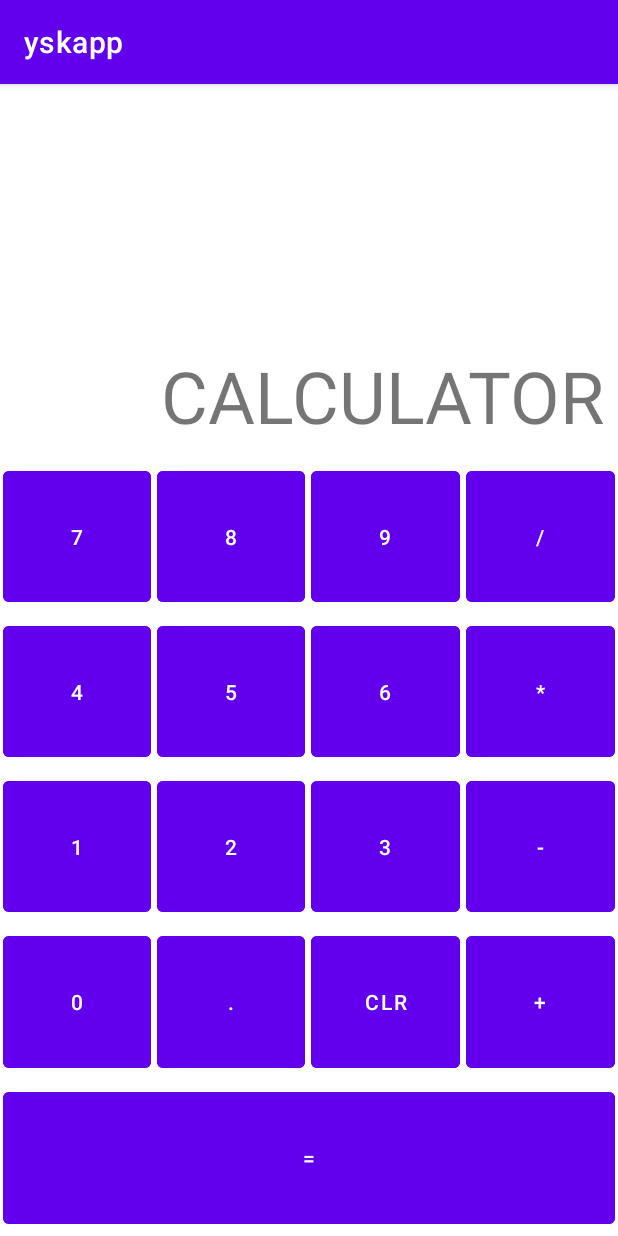
After one commit to ysk423/yskapp, an Android app: the CalculatorActivity screen opened directly, with no data from a screen before it, on a phone screen of 412 x 824 dp. The commit adds this screen. Run offline under Robolectric (Android 15) with nearby library versions, the phone set to English and light mode, and no system bars.

Commit message:
add calculate feature

```diff
--- /dev/null
+++ b/app/src/main/java/com/ysk423/yskapp/CalculatorActivity.kt
@@ -0,0 +1,148 @@
+package com.ysk423.yskapp
+
+import androidx.appcompat.app.AppCompatActivity
+import android.os.Bundle
+import android.view.View
+import android.widget.Button
+import android.widget.TextView
+
+class CalculatorActivity : AppCompatActivity() {
+
+    private var tvCalculatorInput: TextView? = null
+
+    //Represent whether the lastly pressed key is numeric or not
+    var lastCalculatorNumeric: Boolean = false
+
+    //If true, do not allow to add another DOT
+    var lastCalculatorDot: Boolean = false
+
+    override fun onCreate(savedInstanceState: Bundle?) {
+        super.onCreate(savedInstanceState)
+        setContentView(R.layout.activity_calculator)
+
+        tvCalculatorInput = findViewById(R.id.tvCalculatorInput)
+
+    }
+
+    fun onCalculatorDigit(view: View){
+        tvCalculatorInput?.append((view as Button).text)
+        lastCalculatorNumeric = true
+
+    }
+
+    fun onCalculatorClear(view: View){
+        tvCalculatorInput?.text=""
+        lastCalculatorNumeric = false
+        lastCalculatorDot = false
+    }
+
+    fun onCalculatorDecimalPoint(view: View){
+        if(lastCalculatorNumeric && !lastCalculatorDot){
+            tvCalculatorInput?.append(".")
+            lastCalculatorNumeric = false
+            lastCalculatorDot = true
+        }
+    }
+
+    fun onCalculatorOperator(view: View){
+        tvCalculatorInput?.text?.let{
+            if(tvCalculatorInput?.text?.isEmpty()!!){
+                if((view as Button).text == "-"){
+                    tvCalculatorInput?.append((view as Button).text)
+                    lastCalculatorNumeric = false
+                    lastCalculatorDot = false
+                }
+            }else if(lastCalculatorNumeric && !iscalculatorOperatorAdded(it.toString())){
+                tvCalculatorInput?.append((view as Button).text)
+                lastCalculatorNumeric = false
+                lastCalculatorDot = false
+            }
+        }
+    }
+
+    fun onCalculatorEqual(view: View){
+        if(lastCalculatorNumeric){
+            var tvCalculatorValue = tvCalculatorInput?.text.toString()
+            var prefix = ""
+
+            try{
+                if(tvCalculatorValue.startsWith("-")){
+                    prefix ="-"
+                    tvCalculatorValue = tvCalculatorValue.substring(1)
+                }
+
+                if(tvCalculatorValue.contains("-")){
+                    val splitValue = tvCalculatorValue.split("-")
+                    var one = splitValue[0]
+                    val two = splitValue[1]
+
+                    if(prefix.isNotEmpty()){
+                        one = prefix + one
+                    }
+
+                    tvCalculatorInput?.text = calculatorRemoveZeroAfterDot((one.toDouble()-two.toDouble()).toString())
+
+
+                }else if(tvCalculatorValue.contains("+")){
+                    val splitValue = tvCalculatorValue.split("+")
+                    var one = splitValue[0]
+                    val two = splitValue[1]
+
+                    if(prefix.isNotEmpty()){
+                        one = prefix + one
+                    }
+
+                    tvCalculatorInput?.text = calculatorRemoveZeroAfterDot((one.toDouble()+two.toDouble()).toString())
+
+
+
+                }else if(tvCalculatorValue.contains("/")){
+                    val splitValue = tvCalculatorValue.split("/")
+                    var one = splitValue[0]
+                    val two = splitValue[1]
+
+                    if(prefix.isNotEmpty()){
+                        one = prefix + one
+                    }
+
+                    tvCalculatorInput?.text = calculatorRemoveZeroAfterDot((one.toDouble()/two.toDouble()).toString())
+
+
+                }else if(tvCalculatorValue.contains("*")){
+                    val splitValue = tvCalculatorValue.split("*")
+                    var one = splitValue[0]
+                    val two = splitValue[1]
+
+                    if(prefix.isNotEmpty()){
+                        one = prefix + one
+                    }
+
+                    tvCalculatorInput?.text = calculatorRemoveZeroAfterDot((one.toDouble()*two.toDouble()).toString())
+
+                }
+
+            }catch(e:ArithmeticException){
+                e.printStackTrace()
+            }
+        }
+    }
+
+    fun calculatorRemoveZeroAfterDot(result: String):String{
+        var value = result
+        if(result.contains(".0"))
+            value = result.substring(0, result.length-2)
+        return value
+    }
+
+    fun iscalculatorOperatorAdded(value: String):Boolean{
+        return if (value.startsWith("-")){
+            false
+        }else {
+            (value.contains("/"))
+                    ||(value.contains("*"))
+                    ||(value.contains("-"))
+                    ||(value.contains("+"))
+        }
+    }
+
+}
--- a/app/src/main/java/com/ysk423/yskapp/MainRecyclerAdapter.kt
+++ b/app/src/main/java/com/ysk423/yskapp/MainRecyclerAdapter.kt
@@ -19,7 +19,7 @@ class MainRecyclerAdapter(var mContext: Context):
         "Paint",//position 3
         "Music",//position 4
         "CalculateYourAge",//position 5
-        "tool7",//position 6
+        "Calculator",//position 6
         "tool8",//position 7
         "tool9",//position 8
         "tool10",//position 9
@@ -62,6 +62,7 @@ class MainRecyclerAdapter(var mContext: Context):
                     3 -> mContext.startActivity(Intent(mContext,PaintActivity::class.java))
                     4 -> mContext.startActivity(Intent(mContext,BackgroundMusicActivity::class.java))
                     5 -> mContext.startActivity(Intent(mContext,CalculateYourAgeActivity::class.java))
+                    6 -> mContext.startActivity(Intent(mContext,CalculatorActivity::class.java))
                     //position -> mContext.startActivity(Intent(mContext,ActivityName::class.java))
 
                     else ->mContext.startActivity(Intent(mContext,OutOfServiceActivity::class.java))
--- /dev/null
+++ b/app/src/main/res/layout/activity_calculator.xml
@@ -0,0 +1,281 @@
+<?xml version="1.0" encoding="utf-8"?>
+<LinearLayout xmlns:android="http://schemas.android.com/apk/res/android"
+    xmlns:tools="http://schemas.android.com/tools"
+    android:layout_width="match_parent"
+    android:layout_height="match_parent"
+    tools:context=".CalculatorActivity"
+    android:orientation="vertical"
+    >
+
+
+    <TextView
+        android:id="@+id/tvCalculatorInput"
+        android:layout_width="match_parent"
+        android:layout_height="250dp"
+        android:gravity="end|bottom"
+        android:padding="10dp"
+        android:text="@string/calculator_text"
+        android:textSize="48sp"
+        />
+
+    <LinearLayout
+        android:layout_width="match_parent"
+        android:layout_height="wrap_content"
+        android:layout_weight="1"
+        android:orientation="horizontal">
+
+        <Button
+            android:id="@+id/btnCalculator7"
+
+            android:layout_width="0dp"
+            android:layout_height="match_parent"
+            android:layout_margin="2dp"
+            android:layout_weight="1"
+            android:text="@string/_7"
+            android:onClick="onCalculatorDigit"
+            android:backgroundTint="@color/purple_500"
+            android:textColor="@color/white"
+            style="?android:attr/buttonBarButtonStyle"
+            tools:ignore="NestedWeights" />
+
+        <Button
+            android:id="@+id/btnCalculator8"
+            android:layout_width="0dp"
+            android:layout_height="match_parent"
+            android:layout_margin="2dp"
+            android:layout_weight="1"
+            android:text="@string/_8"
+            android:onClick="onCalculatorDigit"
+            android:backgroundTint="@color/purple_500"
+            android:textColor="@color/white"
+            style="?android:attr/buttonBarButtonStyle"/>
+
+        <Button
+            android:id="@+id/btnCalculator9"
+            android:layout_width="0dp"
+            android:layout_height="match_parent"
+            android:layout_margin="2dp"
+            android:layout_weight="1"
+            android:text="@string/_9"
+            android:onClick="onCalculatorDigit"
+            android:backgroundTint="@color/purple_500"
+            android:textColor="@color/white"
+            style="?android:attr/buttonBarButtonStyle"/>
+
+        <Button
+            android:id="@+id/btnCalculatorDivide"
+            android:layout_width="0dp"
+            android:layout_height="match_parent"
+            android:layout_margin="2dp"
+            android:layout_weight="1"
+            android:text="@string/divide"
+            android:onClick="onCalculatorOperator"
+            android:backgroundTint="@color/purple_500"
+            android:textColor="@color/white"
+            style="?android:attr/buttonBarButtonStyle"/>
+
+    </LinearLayout>
+
+    <LinearLayout
+        android:layout_width="match_parent"
+        android:layout_height="wrap_content"
+        android:orientation="horizontal"
+        android:layout_weight="1">
+
+        <Button
+            android:id="@+id/btnCalculator4"
+            android:layout_margin="2dp"
+            android:layout_width="0dp"
+            android:layout_height="match_parent"
+            android:layout_weight="1"
+            android:text="@string/_4"
+            android:onClick="onCalculatorDigit"
+            android:backgroundTint="@color/purple_500"
+            android:textColor="@color/white"
+            style="?android:attr/buttonBarButtonStyle"
+            tools:ignore="NestedWeights" />
+
+        <Button
+            android:id="@+id/btnCalculator5"
+            android:layout_margin="2dp"
+            android:layout_width="0dp"
+            android:layout_height="match_parent"
+            android:layout_weight="1"
+            android:text="@string/_5"
+            android:onClick="onCalculatorDigit"
+            android:backgroundTint="@color/purple_500"
+            android:textColor="@color/white"
+            style="?android:attr/buttonBarButtonStyle"
+            />
+
+        <Button
+            android:id="@+id/btnCalculator6"
+            android:layout_margin="2dp"
+            android:layout_width="0dp"
+            android:layout_height="match_parent"
+            android:layout_weight="1"
+            android:text="@string/_6"
+            android:onClick="onCalculatorDigit"
+            android:backgroundTint="@color/purple_500"
+            android:textColor="@color/white"
+            style="?android:attr/buttonBarButtonStyle"
+            />
+
+        <Button
+            android:id="@+id/btnCalculatorMultiply"
+            android:layout_margin="2dp"
+            android:layout_width="0dp"
+            android:layout_height="match_parent"
+            android:layout_weight="1"
+            android:text="@string/multiply"
+            android:onClick="onCalculatorOperator"
+            android:backgroundTint="@color/purple_500"
+            android:textColor="@color/white"
+            style="?android:attr/buttonBarButtonStyle"
+            />
+
+    </LinearLayout>
+
+    <LinearLayout
+        android:layout_width="match_parent"
+        android:layout_height="wrap_content"
+        android:orientation="horizontal"
+        android:layout_weight="1">
+
+        <Button
+            android:id="@+id/btnCalculator1"
+            android:layout_margin="2dp"
+            android:layout_width="0dp"
+            android:layout_height="match_parent"
+            android:layout_weight="1"
+            android:text="@string/_1"
+            android:onClick="onCalculatorDigit"
+            android:backgroundTint="@color/purple_500"
+            android:textColor="@color/white"
+            style="?android:attr/buttonBarButtonStyle"
+            tools:ignore="NestedWeights" />
+
+        <Button
+            android:id="@+id/btnCalculator2"
+            android:layout_margin="2dp"
+            android:layout_width="0dp"
+            android:layout_height="match_parent"
+            android:layout_weight="1"
+            android:text="@string/_2"
+            android:onClick="onCalculatorDigit"
+            android:backgroundTint="@color/purple_500"
+            android:textColor="@color/white"
+            style="?android:attr/buttonBarButtonStyle"
+            />
+
+        <Button
+            android:id="@+id/btnCalculator3"
+            android:layout_margin="2dp"
+            android:layout_width="0dp"
+            android:layout_height="match_parent"
+            android:layout_weight="1"
+            android:text="@string/_3"
+            android:onClick="onCalculatorDigit"
+            android:backgroundTint="@color/purple_500"
+            android:textColor="@color/white"
+            style="?android:attr/buttonBarButtonStyle"
+            />
+
+        <Button
+            android:id="@+id/btnCalculatorSubtract"
+            android:layout_margin="2dp"
+            android:layout_width="0dp"
+            android:layout_height="match_parent"
+            android:layout_weight="1"
+            android:text="@string/subtract"
+            android:onClick="onCalculatorOperator"
+            android:backgroundTint="@color/purple_500"
+            android:textColor="@color/white"
+            style="?android:attr/buttonBarButtonStyle"
+            />
+
+    </LinearLayout>
+
+    <LinearLayout
+        android:layout_width="match_parent"
+        android:layout_height="wrap_content"
+        android:orientation="horizontal"
+        android:layout_weight="1">
+
+        <Button
+            android:id="@+id/btnCalculator0"
+            android:layout_margin="2dp"
+            android:layout_width="0dp"
+            android:layout_height="match_parent"
+            android:layout_weight="1"
+            android:text="@string/_0"
+            android:onClick="onCalculatorDigit"
+            android:backgroundTint="@color/purple_500"
+            android:textColor="@color/white"
+            style="?android:attr/buttonBarButtonStyle"
+            tools:ignore="NestedWeights" />
+
+        <Button
+            android:id="@+id/btnCalculatorDot"
+            android:layout_margin="2dp"
+            android:layout_width="0dp"
+            android:layout_height="match_parent"
+            android:layout_weight="1"
+            android:text="@string/dot"
+            android:onClick="onCalculatorDecimalPoint"
+            android:backgroundTint="@color/purple_500"
+            android:textColor="@color/white"
+            style="?android:attr/buttonBarButtonStyle"
+            />
+
+        <Button
+            android:id="@+id/btnCalculatorCLR"
+            android:layout_margin="2dp"
+            android:layout_width="0dp"
+            android:layout_height="match_parent"
+            android:layout_weight="1"
+            android:text="@string/clr"
+            android:onClick="onCalculatorClear"
+            android:backgroundTint="@color/purple_500"
+            android:textColor="@color/white"
+            style="?android:attr/buttonBarButtonStyle"
+            />
+
+        <Button
+            android:id="@+id/btnCalculatorPlus"
+            android:layout_margin="2dp"
+            android:layout_width="0dp"
+            android:layout_height="match_parent"
+            android:layout_weight="1"
+            android:text="@string/plus"
+            android:onClick="onCalculatorOperator"
+            android:backgroundTint="@color/purple_500"
+            android:textColor="@color/white"
+            style="?android:attr/buttonBarButtonStyle"
+            />
+
+    </LinearLayout>
+
+    <LinearLayout
+        android:layout_width="match_parent"
+        android:layout_height="wrap_content"
+        android:orientation="horizontal"
+        android:layout_weight="1">
+
+        <Button
+            android:id="@+id/btnCalculatorEqual"
+            android:layout_margin="2dp"
+            android:layout_width="0dp"
+            android:layout_height="match_parent"
+            android:layout_weight="1"
+            android:text="@string/equal"
+            android:onClick="onCalculatorEqual"
+            android:backgroundTint="@color/purple_500"
+            android:textColor="@color/white"
+            style="?android:attr/buttonBarButtonStyle"
+            tools:ignore="NestedWeights" />
+
+    </LinearLayout>
+
+
+</LinearLayout>
--- a/app/src/main/res/values/strings.xml
+++ b/app/src/main/res/values/strings.xml
@@ -1,3 +1,24 @@
 <resources>
     <string name="app_name">yskapp</string>
+
+    <string name="_0">0</string>
+    <string name="_1">1</string>
+    <string name="_2">2</string>
+    <string name="_3">3</string>
+    <string name="_4">4</string>
+    <string name="_5">5</string>
+    <string name="_6">6</string>
+    <string name="_7">7</string>
+    <string name="_8">8</string>
+    <string name="_9">9</string>
+
+    <string name="multiply">*</string>
+    <string name="dot">.</string>
+    <string name="clr">CLR</string>
+    <string name="plus">+</string>
+    <string name="equal">=</string>
+    <string name="subtract">-</string>
+    <string name="divide">/</string>
+    <string name="calculator_text">CALCULATOR</string>
+
 </resources>
```
Also changed, not shown: app/src/main/AndroidManifest.xml (+7 -0 lines).
